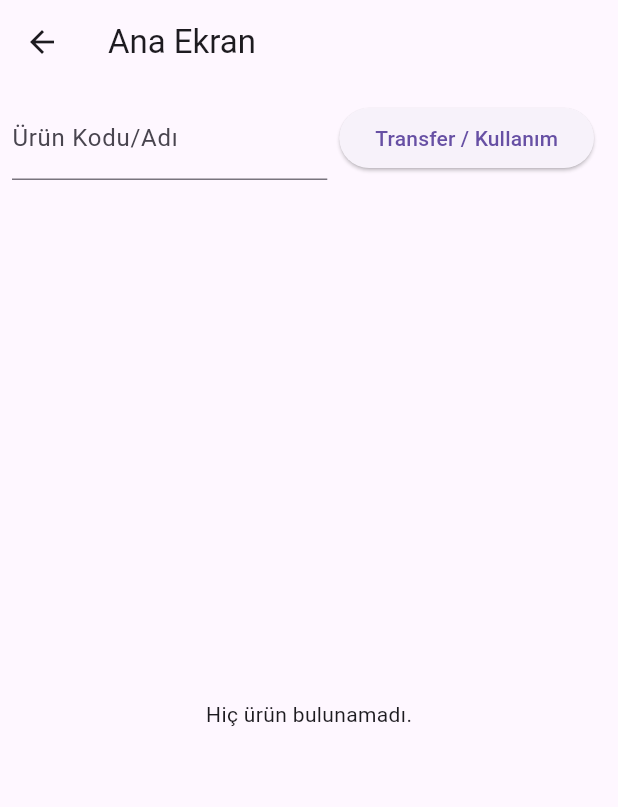
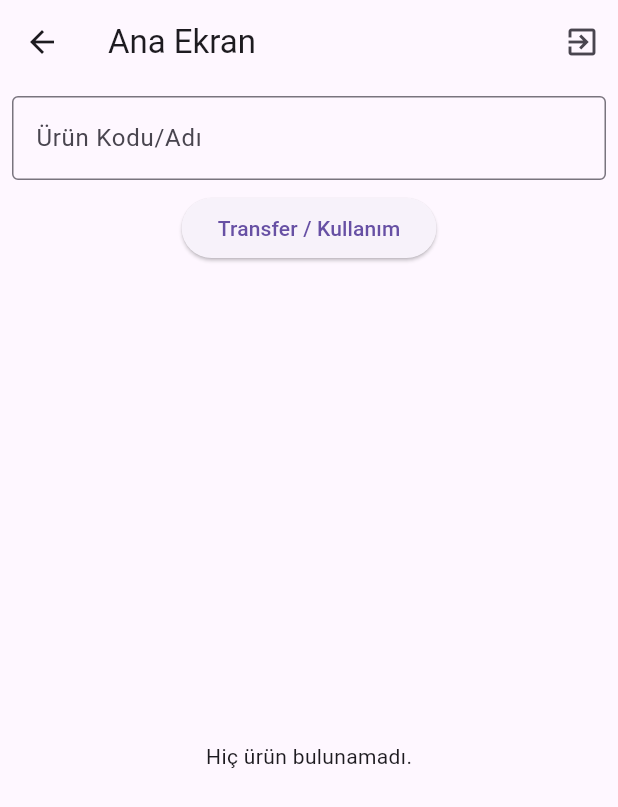
Before and after one commit to caglarerbay/stokproje, a Flutter app: the HomeScreen screen opened by its route, on a phone screen of 412 x 824 dp. Shown: the top 807 px of the screen. Run offline on Flutter 3.47's test engine with Material 3 defaults, Android fonts, the phone set to English and light mode, and no system bars.

Commit message:
Yeni özellik eklendi

```diff
--- a/inventory_mobile/lib/screens/home_screen.dart
+++ b/inventory_mobile/lib/screens/home_screen.dart
@@ -2,6 +2,7 @@ import 'package:flutter/material.dart';
 import 'package:http/http.dart' as http;
 import 'dart:convert';
 import 'dart:async';
+import '../services/api_constants.dart';
 
 class HomeScreen extends StatefulWidget {
   @override
@@ -12,27 +13,31 @@ class _HomeScreenState extends State<HomeScreen> {
   final _searchController = TextEditingController();
   List<dynamic> _searchResults = [];
   String? _errorMessage;
-
-  // Debounce timer, her karakter girişinden sonra biraz bekleyip arama yapacağız
   Timer? _debounce;
 
-  // Bu değişken, admin olup olmadığımızı tutacak
+  // Admin veya normal kullanıcı?
   bool _isStaff = false;
+
+  // Eğer token kullanacaksanız buraya ekleyebilirsiniz:
+  String? _token;
 
   @override
   void initState() {
     super.initState();
-    // Her metin değişikliğinde _onSearchChanged tetiklenir
+
+    // Arama kutusu her değiştiğinde _onSearchChanged
     _searchController.addListener(_onSearchChanged);
 
-    // Ana ekrana geldiğimizde, arguments olarak is_staff'ı alalım
-    // Bunu initState'de yapabiliriz (ancak BuildContext'e erişim için didChangeDependencies de kullanılabilir).
-    // Basit yol: Future.microtask(() { read arguments });
+    // arguments'dan isStaff ve token alalım
+    // initState içinde BuildContext güvenli değil,
+    // bu yüzden Future.microtask ile alıyoruz.
     Future.microtask(() {
       final args = ModalRoute.of(context)?.settings.arguments;
-      if (args is bool) {
+      if (args is Map) {
+        // Örn: { "token": "...", "staff_flag": true }
         setState(() {
-          _isStaff = args;
+          _isStaff = args["staff_flag"] ?? false;
+          _token = args["token"]; // eğer login_screen'den token gönderdiyseniz
         });
       }
     });
@@ -46,10 +51,9 @@ class _HomeScreenState extends State<HomeScreen> {
   }
 
   void _onSearchChanged() {
-    // Kullanıcı her karakter girdiğinde burası tetiklenir
     if (_debounce?.isActive ?? false) _debounce!.cancel();
     _debounce = Timer(Duration(milliseconds: 300), () {
-      _searchProduct(); // 300 ms bekleyip arama yap
+      _searchProduct();
     });
   }
 
@@ -63,9 +67,18 @@ class _HomeScreenState extends State<HomeScreen> {
       return;
     }
 
-    final url = Uri.parse('http://127.0.0.1:8000/api/search_product/?q=$query');
+    final url = Uri.parse(
+      '${ApiConstants.baseUrl}/api/search_product/?q=$query',
+    );
+
     try {
-      final response = await http.get(url);
+      // Eğer endpoint IsAuthenticated ise token header ekleyin:
+      // final response = await http.get(url, headers: {
+      //   'Content-Type': 'application/json',
+      //   'Authorization': 'Token $_token',
+      // });
+      final response = await http.get(url); // eğer token gerekmezse
+
       if (response.statusCode == 200) {
         final List data = json.decode(utf8.decode(response.bodyBytes));
         setState(() {
@@ -93,7 +106,7 @@ class _HomeScreenState extends State<HomeScreen> {
   }
 
   Future<void> _takeProduct(int productId, int quantity) async {
-    final url = Uri.parse('http://127.0.0.1:8000/take_product/$productId/');
+    final url = Uri.parse('${ApiConstants.baseUrl}/take_product/$productId/');
     try {
       final response = await http.post(
         url,
@@ -102,8 +115,7 @@ class _HomeScreenState extends State<HomeScreen> {
       );
       if (response.statusCode == 200) {
         print('Alma işlemi başarılı');
-        // Listeyi yenilemek için tekrar arama yap
-        _searchProduct();
+        _searchProduct(); // Yeniden arama
       } else {
         print('Alma işlemi hatası: ${response.statusCode}');
       }
@@ -113,7 +125,7 @@ class _HomeScreenState extends State<HomeScreen> {
   }
 
   Future<void> _returnProduct(int productId, int quantity) async {
-    final url = Uri.parse('http://127.0.0.1:8000/return_product/$productId/');
+    final url = Uri.parse('${ApiConstants.baseUrl}/return_product/$productId/');
     try {
       final response = await http.post(
         url,
@@ -166,56 +178,63 @@ class _HomeScreenState extends State<HomeScreen> {
     );
   }
 
+  void _logout() {
+    // Burada token vs. silmek isterseniz yapabilirsiniz
+    // Sonra login ekranına geri dönelim
+    Navigator.pushReplacementNamed(context, '/login');
+  }
+
   @override
   Widget build(BuildContext context) {
     return Scaffold(
-      appBar: AppBar(title: Text('Ana Ekran')),
-      body: Column(
+      appBar: AppBar(
+        title: Text('Ana Ekran'),
+        actions: [
+          IconButton(
+            icon: Icon(Icons.exit_to_app),
+            tooltip: 'Çıkış Yap',
+            onPressed: _logout,
+          ),
+        ],
+      ),
+      body: Padding(
+        padding: const EdgeInsets.all(8.0),
+        child: Column(
           children: [
-          // Üst kısım: Arama kutusu + Transfer + (Admin Paneli) butonları yan yana
-          Padding(
-            padding: const EdgeInsets.all(8.0),
-            child: Row(
-              children: [
-                // Arama kutusu
-                Expanded(
-                  child: TextField(
+            // Arama kutusu boydan boya
+            TextField(
               controller: _searchController,
-                    decoration: InputDecoration(labelText: 'Ürün Kodu/Adı'),
+              decoration: InputDecoration(
+                labelText: 'Ürün Kodu/Adı',
+                border: OutlineInputBorder(),
               ),
             ),
-                SizedBox(width: 8),
-                // Transfer / Kullanım butonu (herkese açık)
+            SizedBox(height: 8),
+
+            // Transfer/Kullanım butonu
             ElevatedButton(
               onPressed: () {
                 Navigator.pushNamed(context, '/transfer_usage');
               },
               child: Text('Transfer / Kullanım'),
             ),
+            SizedBox(height: 8),
 
-                SizedBox(width: 8),
-
-                // Eğer isStaff true ise Admin Paneli butonu da gösterelim
+            // Admin Panel butonu (sadece isStaff true ise)
             if (_isStaff)
               ElevatedButton(
                 onPressed: () {
-                      // henüz /admin_panel rotası yok, istersen ekle
                   Navigator.pushNamed(context, '/admin_panel');
                 },
                 child: Text('Admin Paneli'),
               ),
-              ],
-            ),
-          ),
+            SizedBox(height: 8),
 
             // Hata mesajı varsa göster
             if (_errorMessage != null)
-            Padding(
-              padding: const EdgeInsets.symmetric(horizontal: 8.0),
-              child: Text(_errorMessage!, style: TextStyle(color: Colors.red)),
-            ),
+              Text(_errorMessage!, style: TextStyle(color: Colors.red)),
 
-          // Arama sonuçları
+            // Sonuç listesi
             Expanded(
               child:
                   _searchResults.isEmpty
@@ -255,15 +274,11 @@ class _HomeScreenState extends State<HomeScreen> {
                                 ),
                               ],
                             ),
-                          subtitle: Text(
-                            'Kod: ${product['part_code']} | Ana Stok: ${product['quantity']}',
-                          ),
+                            subtitle: Text('Ana Stok: ${product['quantity']}'),
                             children: [
                               if (carStocks.isEmpty)
                                 ListTile(
-                                title: Text(
-                                  'Bu ürünü tutan kullanıcı stoğu yok.',
-                                ),
+                                  title: Text('Bu ürünü tutan kullanıcı yok.'),
                                 )
                               else
                                 ...carStocks.map((cs) {
@@ -279,6 +294,7 @@ class _HomeScreenState extends State<HomeScreen> {
             ),
           ],
         ),
+      ),
     );
   }
 }
```
Also changed, not shown: inventory_mobile/lib/screens/login_screen.dart (+14 -10 lines), inventory_mobile/lib/services/auth_service.dart (+12 -5 lines), 3 other files. Lines whose indentation alone changed are shown as unchanged.
